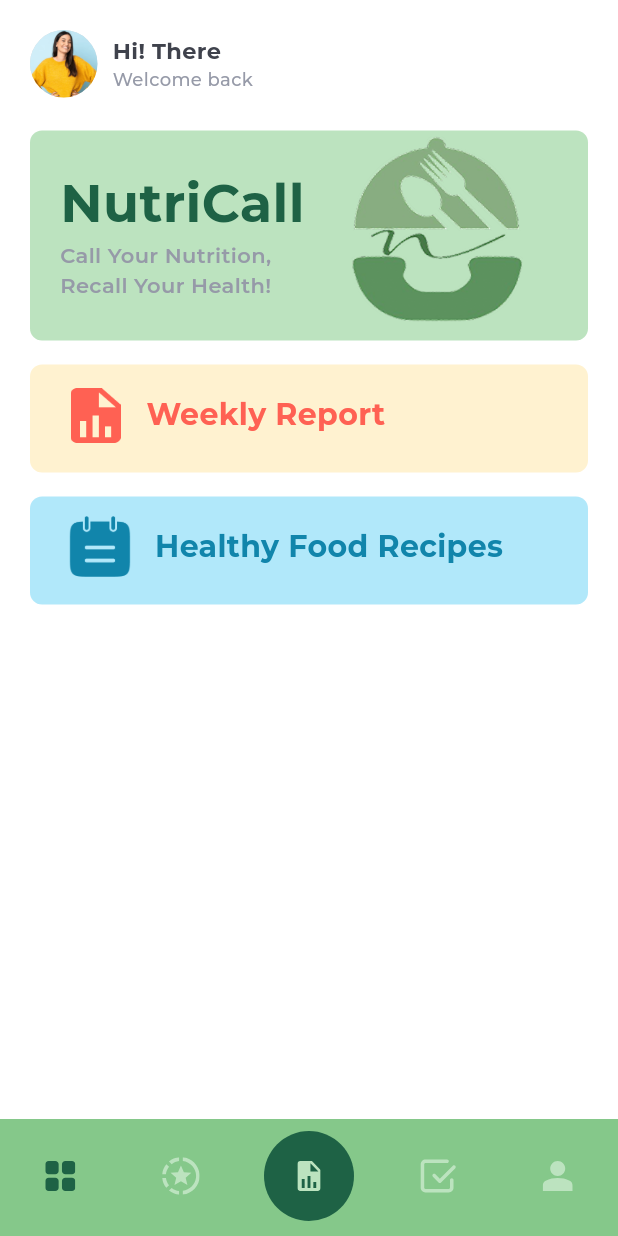
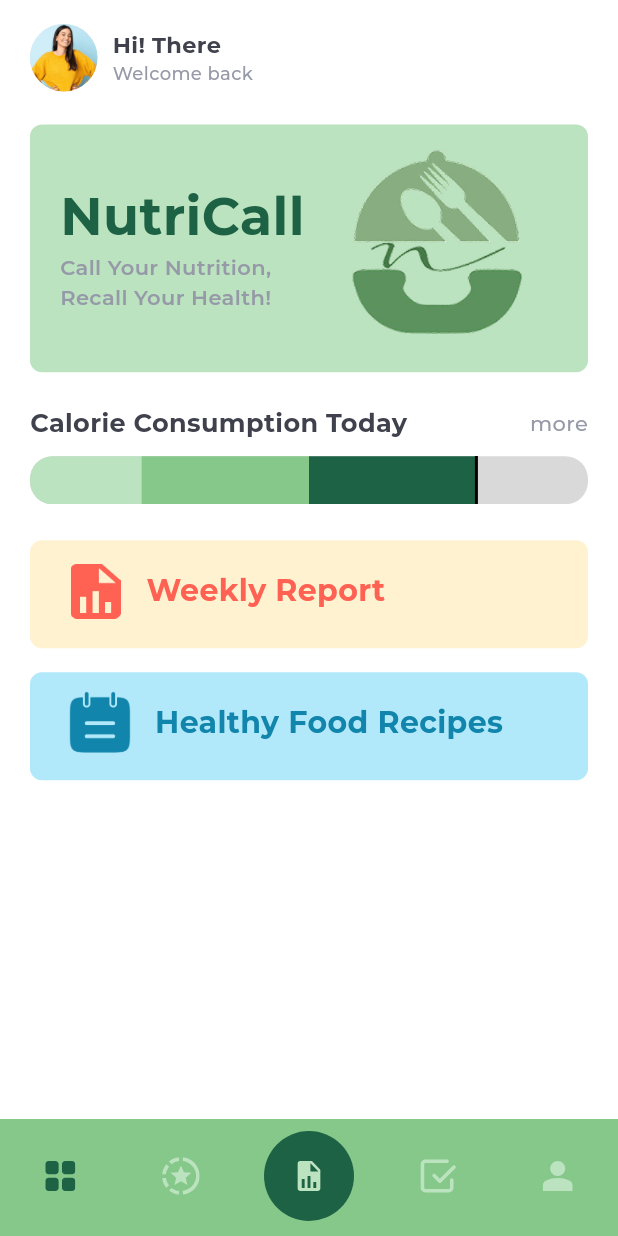
Before and after one commit to NutriCall/NutriCall-App, a Flutter app: the screen it shows after launch, on a phone screen of 412 x 824 dp. Run offline on Flutter 3.47's test engine with Material 3 defaults, Android fonts, the phone set to English and light mode, and no system bars; our stand-ins replace flutter_dotenv, flutter_riverpod, flutter_svg, gap, go_router, google_fonts and 3 more; generated files the repository leaves out were written again.

Commit message:
adjust home page

```diff
--- a/lib/features/home/pages/home_page.dart
+++ b/lib/features/home/pages/home_page.dart
@@ -1,6 +1,7 @@
 import 'package:flutter/material.dart';
 import 'package:gap/gap.dart';
 import 'package:hooks_riverpod/hooks_riverpod.dart';
+import 'package:nutri_call_app/features/home/widget/calorie_consumption_widget.dart';
 import 'package:nutri_call_app/features/home/widget/menu_home_widget.dart';
 import 'package:nutri_call_app/features/home/widget/nutricall_banner_widget.dart';
 import 'package:nutri_call_app/features/home/widget/user_header_widget.dart';
@@ -18,16 +19,18 @@ class HomePage extends HookConsumerWidget {
           onRefresh: () async {},
           child: ListView(
             children:  [
-              const Padding(
-                padding: EdgeInsets.all(20.0),
-                child: UserProfileHeader(),
-              ),
-              const Gap(2),
+              const UserProfileHeader(),
+              const Gap(10),
               const Padding(
                 padding: EdgeInsets.symmetric(horizontal: 20),
                 child: NutricallBanner(),
               ),
-              const Gap(16),
+              const Gap(22),
+              const Padding(
+                padding: EdgeInsets.symmetric(horizontal: 20),
+                child: CalorieConsumptionWidget(),
+              ),
+              const Gap(24),
               Padding(
                 padding: const EdgeInsets.symmetric(horizontal: 20),
                 child: MenuHomeWidget(
--- /dev/null
+++ b/lib/features/home/widget/calorie_consumption_widget.dart
@@ -0,0 +1,110 @@
+import 'package:flutter/material.dart';
+import 'package:gap/gap.dart';
+import 'package:google_fonts/google_fonts.dart';
+import 'package:nutri_call_app/utils/app_color.dart';
+
+class CalorieConsumptionWidget extends StatelessWidget {
+  const CalorieConsumptionWidget({super.key});
+
+  @override
+  Widget build(BuildContext context) {
+    double progress = 0.8;
+    double width = MediaQuery.of(context).size.width - 40;
+
+    return Column(
+      crossAxisAlignment: CrossAxisAlignment.start,
+      children: [
+        Row(
+          mainAxisAlignment: MainAxisAlignment.spaceBetween,
+          children: [
+            Text(
+              'Calorie Consumption Today',
+              style: GoogleFonts.montserrat(
+                color: AppColor.semiBlack,
+                fontSize: 17,
+                fontWeight: FontWeight.bold,
+              ),
+            ),
+            Text(
+              'more',
+              style: GoogleFonts.montserrat(
+                color: AppColor.lightBlack,
+                fontSize: 14,
+                fontWeight: FontWeight.w500,
+              ),
+            ),
+          ],
+        ),
+        const Gap(10),
+        Stack(
+          children: [
+            Container(
+              width: width,
+              height: 32,
+              decoration: BoxDecoration(
+                color: AppColor.lightGrey,
+                borderRadius: BorderRadius.circular(15),
+              ),
+            ),
+
+            Positioned(
+              left: 0,
+              child: Container(
+                width: width * 0.2,
+                height: 32,
+                decoration: const BoxDecoration(
+                  color: AppColor.disabledGreen,
+                  borderRadius: BorderRadius.only(
+                    topLeft: Radius.circular(15),
+                    bottomLeft: Radius.circular(15),
+                  ),
+                ),
+              ),
+            ),
+
+            if (progress > 0.2)
+              Positioned(
+                left: width * 0.2,
+                child: Container(
+                  width: width * (progress > 0.5 ? 0.3 : progress - 0.2),
+                  height: 32,
+                  decoration: const BoxDecoration(
+                    color: AppColor.lightGreen,
+                  ),
+                ),
+              ),
+
+            if (progress > 0.5)
+              Positioned(
+                left: width * 0.5,
+                child: Container(
+                  width: width * (progress - 0.5),
+                  height: 32,
+                  decoration: BoxDecoration(
+                    color: AppColor.darkGreen,
+                    borderRadius: progress == 1.0
+                        ? const BorderRadius.only(
+                            topRight: Radius.circular(15),
+                            bottomRight: Radius.circular(15),
+                          )
+                        : null,
+                  ),
+                ),
+              ),
+
+            if (progress > 0)
+              Positioned(
+                left: width * progress - 1,
+                top: -4,
+                child: Container(
+                  width: 2,
+                  height: 100,
+                  color: Colors.black,
+                ),
+              ),
+          ],
+        ),
+      ],
+    );
+  }
+}
--- a/lib/features/home/widget/nutricall_banner_widget.dart
+++ b/lib/features/home/widget/nutricall_banner_widget.dart
@@ -8,9 +8,7 @@ class NutricallBanner extends StatelessWidget {
 
     @override
     Widget build(BuildContext context) {
-    return SizedBox(
-      height: 140,
-      child: Container(
+    return Container(
       padding: const EdgeInsets.fromLTRB(20, 8, 20, 12),
       decoration: BoxDecoration(
         borderRadius: BorderRadius.circular(8),
@@ -57,7 +55,6 @@ class NutricallBanner extends StatelessWidget {
           ],
         ),
       ),
-      ),
     );
   }
 }
--- a/lib/features/home/widget/user_header_widget.dart
+++ b/lib/features/home/widget/user_header_widget.dart
@@ -8,7 +8,9 @@ class UserProfileHeader extends StatelessWidget {
 
   @override
   Widget build(BuildContext context) {
-    return Row(
+    return Container(
+      padding: const EdgeInsets.fromLTRB(20, 16, 20, 12),
+      child: Row(
         children: [
           ClipOval(
             child: Container(
@@ -44,6 +46,7 @@ class UserProfileHeader extends StatelessWidget {
             ],
           ),
         ],
+      ),
     );
   }
 }
```
Lines whose indentation alone changed are shown as unchanged.
